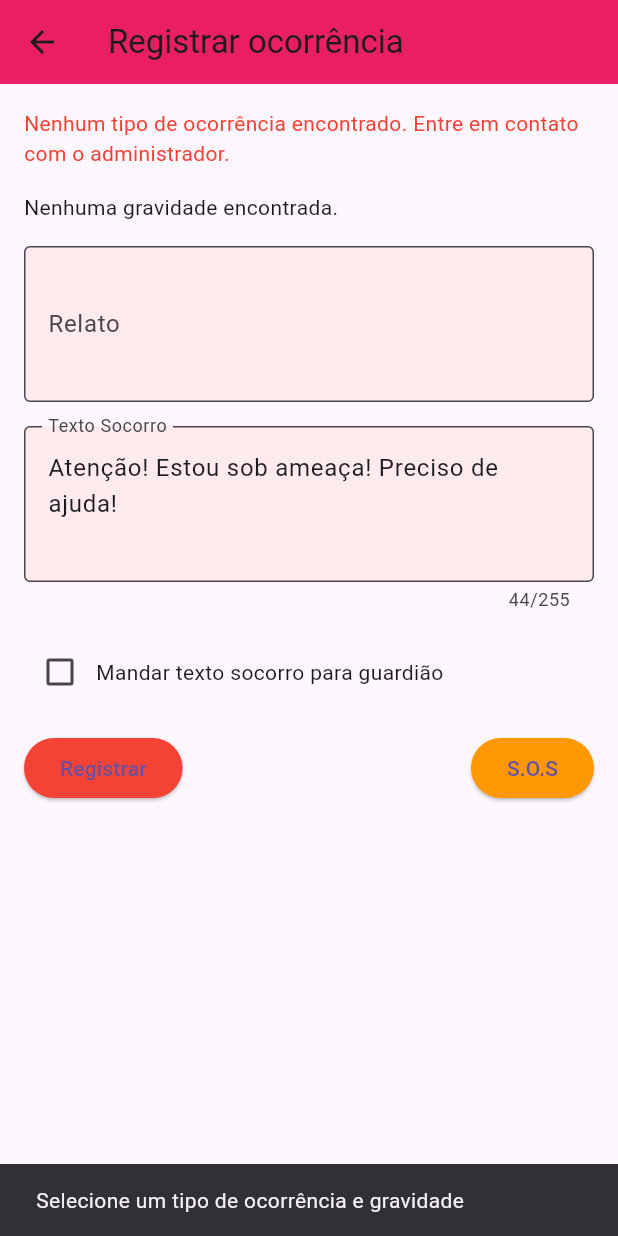
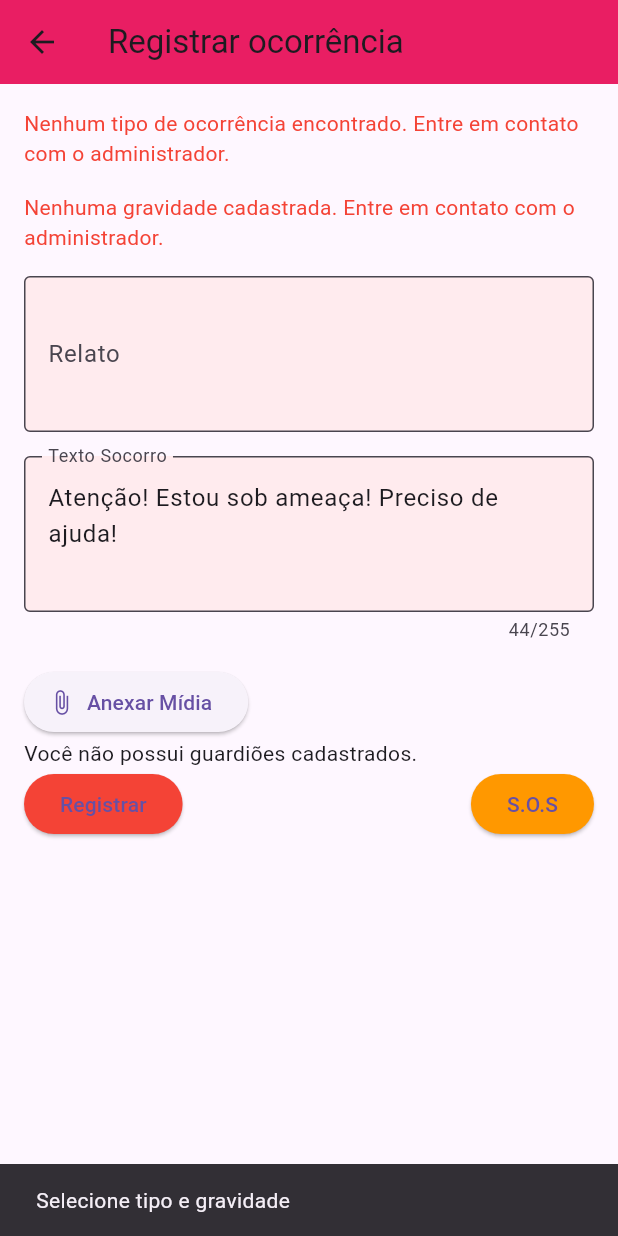
Before and after one commit to Dantas2707/TCC, a Flutter app: the OcorrenciaPage screen opened directly, after a tap on "Registrar", on a phone screen of 412 x 824 dp. Run offline on Flutter 3.47's test engine with Material 3 defaults, Android fonts, the phone set to English and light mode, and no system bars; our stand-ins replace cloud_firestore, file_picker, firebase_auth, firebase_core, firebase_storage, permission_handler; missing offline and left inert: flutter_background_messenger; accounts and stored records are empty.

Commit message:
inativar e ativar guardião, selecionar, selecionar para quem enviar o texto socorro

```diff
--- a/lib/Pages/tela_registrar_ocorrencia.dart
+++ b/lib/Pages/tela_registrar_ocorrencia.dart
@@ -1,4 +1,4 @@
-import 'dart:io'; // Necessário para manipular arquivos locais
+import 'dart:io';
 import 'package:crud/services/firestore.dart';
 import 'package:cloud_firestore/cloud_firestore.dart';
 import 'package:file_picker/file_picker.dart';
@@ -7,107 +7,154 @@ import 'package:flutter/material.dart';
 import 'package:flutter_background_messenger/flutter_background_messenger.dart';
 import 'package:permission_handler/permission_handler.dart';
 
-// Definição correta da classe OcorrenciaPage
+/// Modelo para cada guardião
+class _Guardiao {
+  final String id;
+  final String nome;
+  final String telefone;
+  bool selecionado;
+  _Guardiao({
+    required this.id,
+    required this.nome,
+    required this.telefone,
+    this.selecionado = false,
+  });
+}
+
 class OcorrenciaPage extends StatefulWidget {
   @override
   _OcorrenciaPageState createState() => _OcorrenciaPageState();
 }
 
 class _OcorrenciaPageState extends State<OcorrenciaPage> {
-  final FirestoreService firestoreService = FirestoreService();
-  final TextEditingController _relatoController = TextEditingController();
-  final TextEditingController _textoSocorroController = TextEditingController();
-  bool _enviarParaGuardiao = false;
-  String? _tipoOcorrenciaSelecionado;
+  final FirestoreService _service = FirestoreService();
+  final _relatoCtrl = TextEditingController();
+  final _textoSocorroCtrl = TextEditingController();
+  final _messenger = FlutterBackgroundMessenger();
+
+  String? _tipoSelecionado;
   String? _gravidadeSelecionada;
 
-  // Lista para armazenar os anexos selecionados
   List<PlatformFile> _anexos = [];
+  static const int maxFileSize = 5 * 1024 * 1024;
 
-  static const int maxFileSize = 5 * 1024 * 1024;
-  String? _ocorrenciaId;  // ID da ocorrência
+  List<_Guardiao> _guardioes = [];
 
   @override
   void initState() {
     super.initState();
-    _textoSocorroController.text = "Atenção! Estou sob ameaça! Preciso de ajuda!";
+    _textoSocorroCtrl.text = "Atenção! Estou sob ameaça! Preciso de ajuda!";
+    _loadGuardioes();
   }
 
-  // Função para registrar a ocorrência
-  void _registrarOcorrencia() async {
-    if (_tipoOcorrenciaSelecionado == null || _gravidadeSelecionada == null) {
+  Future<void> _loadGuardioes() async {
+    final uid = FirebaseAuth.instance.currentUser!.uid;
+    final doc = await FirebaseFirestore.instance.collection('usuario').doc(uid).get();
+    if (!doc.exists) return;
+    final data = doc.data()!;
+    final ids = List<String>.from(data['guardioes'] ?? []);
+    final list = <_Guardiao>[];
+    for (var gid in ids) {
+      final gd = await FirebaseFirestore.instance.collection('usuario').doc(gid).get();
+      if (!gd.exists) continue;
+      final d = gd.data()!;
+      list.add(_Guardiao(
+        id: gid,
+        nome: d['nome'] ?? 'Sem nome',
+        telefone: d['numerotelefone'] ?? '',
+      ));
+    }
+    setState(() => _guardioes = list);
+  }
+
+  Future<void> _pickAnexos() async {
+    final result = await FilePicker.platform.pickFiles(
+      allowMultiple: true,
+      type: FileType.custom,
+      allowedExtensions: ['jpg','jpeg','png','mp4','mov','avi','mp3','wav'],
+    );
+    if (result != null) {
+      setState(() => _anexos.addAll(result.files));
+    }
+  }
+
+  Future<void> _registrarOcorrencia() async {
+    // 1) valida dropdowns
+    if (_tipoSelecionado == null || _gravidadeSelecionada == null) {
       ScaffoldMessenger.of(context).showSnackBar(
-        SnackBar(content: Text('Selecione um tipo de ocorrência e gravidade')),
+        SnackBar(content: Text('Selecione tipo e gravidade')),
       );
       return;
     }
 
-    String relato = _relatoController.text.trim();
-    String textoSocorro = _textoSocorroController.text.trim();
-
+    // 2) valida texto
+    final relato = _relatoCtrl.text.trim();
+    final textoSocorro = _textoSocorroCtrl.text.trim();
     if (relato.isEmpty || textoSocorro.isEmpty) {
       ScaffoldMessenger.of(context).showSnackBar(
         SnackBar(content: Text('Preencha todos os campos')),
       );
       return;
     }
+    if (relato.length < 6 || relato.length > 255) {
+      ScaffoldMessenger.of(context).showSnackBar(
+        SnackBar(content: Text('Relato deve ter entre 6 e 255 caracteres')),
+      );
+      return;
+    }
 
+    // 3) grava no Firestore
     try {
-      await firestoreService.addOcorrencia(
-        _tipoOcorrenciaSelecionado!,
+      await _service.addOcorrencia(
+        _tipoSelecionado!,
         _gravidadeSelecionada!,
-        relato,
+        relato.toLowerCase(),
         textoSocorro,
-        _enviarParaGuardiao,
+        _guardioes.any((g) => g.selecionado),
         anexos: _anexos,
       );
-
-      // Limpar os campos e anexos após registrar
-      _relatoController.clear();
-      _textoSocorroController.clear();
-      setState(() {
-        _tipoOcorrenciaSelecionado = null;
-        _gravidadeSelecionada = null;
-        _enviarParaGuardiao = false;
-        _anexos = [];
-      });
-
-      ScaffoldMessenger.of(context).showSnackBar(
-        SnackBar(content: Text('Ocorrência registrada com sucesso')),
-      );
-
     } catch (e) {
       ScaffoldMessenger.of(context).showSnackBar(
         SnackBar(content: Text('Erro ao registrar ocorrência: $e')),
       );
+      return;
     }
-  }
 
-  // Função para finalizar a ocorrência
-  Future<void> _finalizarOcorrencia() async {
-    if (_ocorrenciaId != null) {
-      try {
-        // Atualiza o status da ocorrência para 'finalizado'
-        await FirebaseFirestore.instance.collection('ocorrencias').doc(_ocorrenciaId).update({
-          'status': 'finalizado',
-          'timestamp': Timestamp.now(),
-        });
-
+    // 4) envia SMS apenas para guardiões selecionados
+    final selecionados = _guardioes.where((g) => g.selecionado).toList();
+    if (selecionados.isNotEmpty) {
+      // checa permissão
+      if (!await Permission.sms.request().isGranted) {
         ScaffoldMessenger.of(context).showSnackBar(
-          SnackBar(content: Text('Ocorrência finalizada com sucesso')),
+          SnackBar(content: Text('Permissão de SMS negada')),
         );
-      } catch (e) {
+      } else {
+        for (var g in selecionados) {
+          try {
+            await _messenger.sendSMS(
+              phoneNumber: g.telefone,
+              message: textoSocorro,
+            );
+          } catch (_) { /* silêncio em falha individual */ }
+        }
         ScaffoldMessenger.of(context).showSnackBar(
-          SnackBar(content: Text('Erro ao finalizar a ocorrência: $e')),
+          SnackBar(content: Text('SMS enviado para ${selecionados.length} guardião(ões)')),
         );
       }
     }
-  }
 
-  // Função para enviar o SOS (mensagem para os guardiões)
-  void _sendSOS() {
-    print('S.O.S Enviado');
-    // Aqui você pode implementar a lógica para enviar a mensagem de socorro (SMS ou outra ação)
+    // 5) limpa campos e estado
+    _relatoCtrl.clear();
+    _textoSocorroCtrl.clear();
+    setState(() {
+      _tipoSelecionado = null;
+      _gravidadeSelecionada = null;
+      _anexos.clear();
+      for (var g in _guardioes) g.selecionado = false;
+    });
+    ScaffoldMessenger.of(context).showSnackBar(
+      SnackBar(content: Text('Ocorrência registrada com sucesso')),
+    );
   }
 
   @override
@@ -118,92 +165,75 @@ class _OcorrenciaPageState extends State<OcorrenciaPage> {
         backgroundColor: Colors.pink,
       ),
       body: Padding(
-        padding: const EdgeInsets.all(16.0),
+        padding: const EdgeInsets.all(16),
         child: SingleChildScrollView(
           child: Column(
             crossAxisAlignment: CrossAxisAlignment.start,
             children: [
-              // Dropdown para selecionar o tipo de ocorrência
+              // -- tipo de ocorrência --
               StreamBuilder<QuerySnapshot>(
-                stream: firestoreService.gettipoOcorrenciaStream(),
-                builder: (context, snapshot) {
-                  if (snapshot.connectionState == ConnectionState.waiting) {
+                stream: _service.gettipoOcorrenciaStream(),
+                builder: (ctx, snap) {
+                  if (snap.connectionState == ConnectionState.waiting)
                     return CircularProgressIndicator();
-                  }
-                  if (snapshot.hasError) {
-                    return Text('Erro: ${snapshot.error}');
-                  }
-                  if (!snapshot.hasData || snapshot.data!.docs.isEmpty) {
+                  final docs = snap.data?.docs ?? [];
+                  if (docs.isEmpty) {
                     return Text(
                       'Nenhum tipo de ocorrência encontrado. Entre em contato com o administrador.',
                       style: TextStyle(color: Colors.red),
                     );
                   }
-                  List<String> tiposOcorrencia = snapshot.data!.docs.map((doc) {
-                    return doc['tipoOcorrencia'] as String;
-                  }).toList();
+                  final tipos = docs.map((d) => d['tipoOcorrencia'] as String).toList();
                   return DropdownButtonFormField<String>(
                     decoration: InputDecoration(
-                      labelText: 'Selecione o tipo de ocorrência',
+                      labelText: 'Tipo de ocorrência',
                       border: OutlineInputBorder(),
                     ),
-                    onChanged: (value) {
-                      setState(() {
-                        _tipoOcorrenciaSelecionado = value;
-                      });
-                    },
-                    value: _tipoOcorrenciaSelecionado,
-                    items: tiposOcorrencia.map((tipo) {
-                      return DropdownMenuItem<String>(
-                        value: tipo,
-                        child: Text(tipo),
-                      );
-                    }).toList(),
+                    value: _tipoSelecionado,
+                    items: tipos
+                        .map((t) => DropdownMenuItem(value: t, child: Text(t)))
+                        .toList(),
+                    onChanged: (v) => setState(() => _tipoSelecionado = v),
                   );
                 },
               ),
               SizedBox(height: 16),
-              // Dropdown para selecionar a gravidade
+
+              // -- gravidade --
               StreamBuilder<QuerySnapshot>(
-                stream: firestoreService.getgravidadeStream(),
-                builder: (context, snapshot) {
-                  if (snapshot.connectionState == ConnectionState.waiting) {
+                stream: _service.getgravidadeStream(),
+                builder: (ctx, snap) {
+                  if (snap.connectionState == ConnectionState.waiting)
                     return CircularProgressIndicator();
+                  final docs = snap.data?.docs ?? [];
+                  if (docs.isEmpty) {
+                    return Text(
+                      'Nenhuma gravidade cadastrada. Entre em contato com o administrador.',
+                      style: TextStyle(color: Colors.red),
+                    );
                   }
-                  if (snapshot.hasError) {
-                    return Text('Erro: ${snapshot.error}');
-                  }
-                  if (!snapshot.hasData || snapshot.data!.docs.isEmpty) {
-                    return Text('Nenhuma gravidade encontrada.');
-                  }
-                  List<String> gravidades = snapshot.data!.docs.map((doc) {
-                    return doc['gravidade'] as String;
-                  }).toList();
-                  gravidades.removeWhere((grav) => grav.toLowerCase() == 'gravissíma');
+                  final gravs = docs
+                      .map((d) => d['gravidade'] as String)
+                      .where((g) => g.toLowerCase() != 'gravissíma')
+                      .toList();
                   return DropdownButtonFormField<String>(
                     decoration: InputDecoration(
-                      labelText: 'Selecione a gravidade',
+                      labelText: 'Gravidade',
                       border: OutlineInputBorder(),
                     ),
-                    onChanged: (value) {
-                      setState(() {
-                        _gravidadeSelecionada = value;
-                      });
-                    },
                     value: _gravidadeSelecionada,
-                    items: gravidades.map((grav) {
-                      return DropdownMenuItem<String>(
-                        value: grav,
-                        child: Text(grav),
-                      );
-                    }).toList(),
+                    items: gravs
+                        .map((g) => DropdownMenuItem(value: g, child: Text(g)))
+                        .toList(),
+                    onChanged: (v) => setState(() => _gravidadeSelecionada = v),
                   );
                 },
               ),
               SizedBox(height: 16),
-              // Campo de texto para o relato
+
+              // -- relato --
               TextFormField(
-                controller: _relatoController,
+                controller: _relatoCtrl,
                 maxLines: 3,
                 decoration: InputDecoration(
                   labelText: 'Relato',
@@ -214,9 +244,11 @@ class _OcorrenciaPageState extends State<OcorrenciaPage> {
                 ),
               ),
               SizedBox(height: 16),
-              // Campo de texto para o texto de socorro
+
+
+              // -- texto socorro --
               TextFormField(
-                controller: _textoSocorroController,
+                controller: _textoSocorroCtrl,
                 maxLines: 3,
                 maxLength: 255,
                 decoration: InputDecoration(
@@ -228,37 +260,59 @@ class _OcorrenciaPageState extends State<OcorrenciaPage> {
                 ),
               ),
               SizedBox(height: 16),
-              // Checkbox para enviar SMS ao guardião
-              Row(
-                children: [
-                  Checkbox(
-                    value: _enviarParaGuardiao,
-                    onChanged: (bool? value) {
-                      setState(() {
-                        _enviarParaGuardiao = value!;
-                      });
-                    },
-                  ),
-                  Text('Mandar texto socorro para guardião'),
-                ],
+
+              // -- anexar mídia --
+              ElevatedButton.icon(
+                onPressed: _pickAnexos,
+                icon: Icon(Icons.attach_file),
+                label: Text('Anexar Mídia'),
               ),
-              SizedBox(height: 16),
-              // Botões de ação
+              if (_anexos.isNotEmpty) ...[
+                SizedBox(height: 8),
+                Wrap(
+                  spacing: 8,
+                  runSpacing: 4,
+                  children: _anexos.asMap().entries.map((entry) {
+                    final idx = entry.key;
+                    final file = entry.value;
+                    return Chip(
+                      label: Text(file.name, overflow: TextOverflow.ellipsis),
+                      deleteIcon: Icon(Icons.close),
+                      onDeleted: () => setState(() => _anexos.removeAt(idx)),
+                    );
+                  }).toList(),
+                ),
+                SizedBox(height: 16),
+              ],
+
+              // -- lista de guardiões --
+              if (_guardioes.isEmpty)
+                Text('Você não possui guardiões cadastrados.')
+              else ...[
+                Text('Selecione para quais enviar SMS:',
+                    style: TextStyle(fontWeight: FontWeight.bold)),
+                ..._guardioes.map((g) => CheckboxListTile(
+                      title: Text(g.nome),
+                      subtitle: Text(g.telefone),
+                      value: g.selecionado,
+                      onChanged: (v) => setState(() => g.selecionado = v!),
+                    )),
+                SizedBox(height: 16),
+              ],
+
+              // -- botões --
               Row(
                 mainAxisAlignment: MainAxisAlignment.spaceBetween,
                 children: [
                   ElevatedButton(
                     onPressed: _registrarOcorrencia,
-                    style: ButtonStyle(
-                      backgroundColor: MaterialStateProperty.all(Colors.red),
-                    ),
+                    style: ElevatedButton.styleFrom(backgroundColor: Colors.red),
                     child: Text('Registrar'),
                   ),
+                  // mantenho um S.O.S manual, mas opcional:
                   ElevatedButton(
-                    onPressed: _sendSOS,
-                    style: ButtonStyle(
-                      backgroundColor: MaterialStateProperty.all(Colors.orange),
-                    ),
+                    onPressed: () => _registrarOcorrencia(),
+                    style: ElevatedButton.styleFrom(backgroundColor: Colors.orange),
                     child: Text('S.O.S'),
                   ),
                 ],
```
Also changed, not shown: lib/Pages/tela_guardiao.dart (+152 -57 lines).
